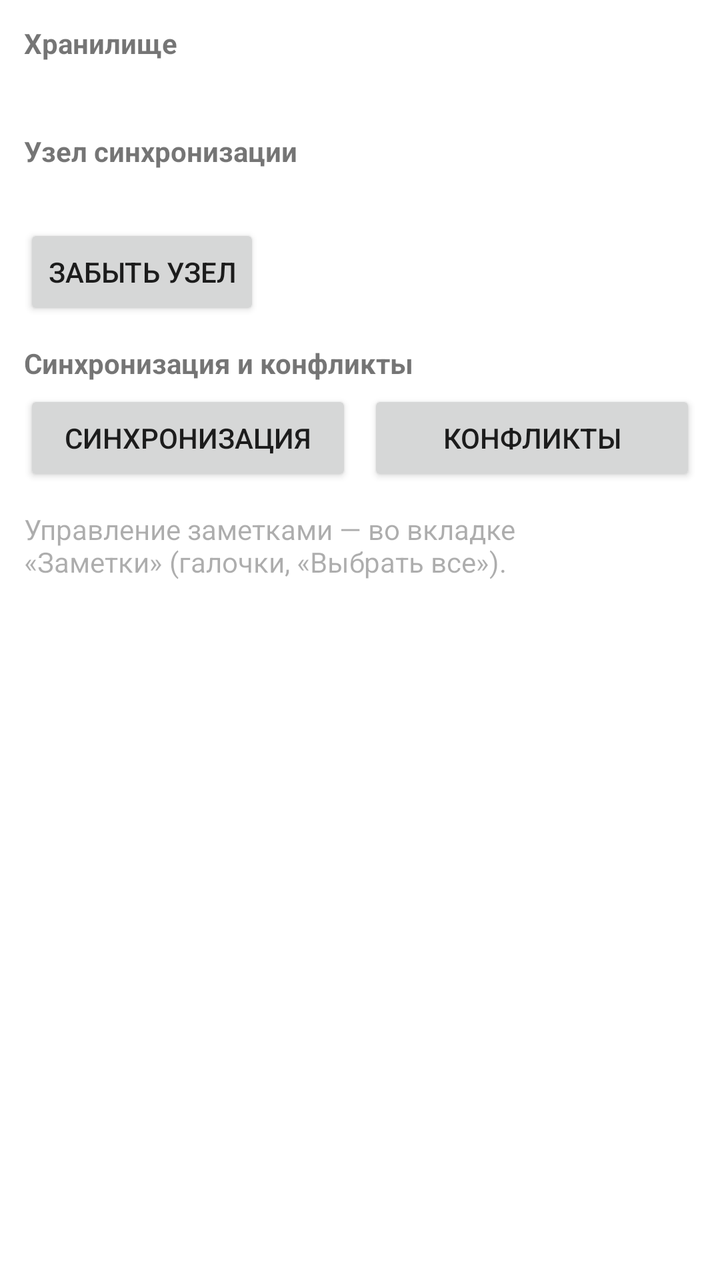
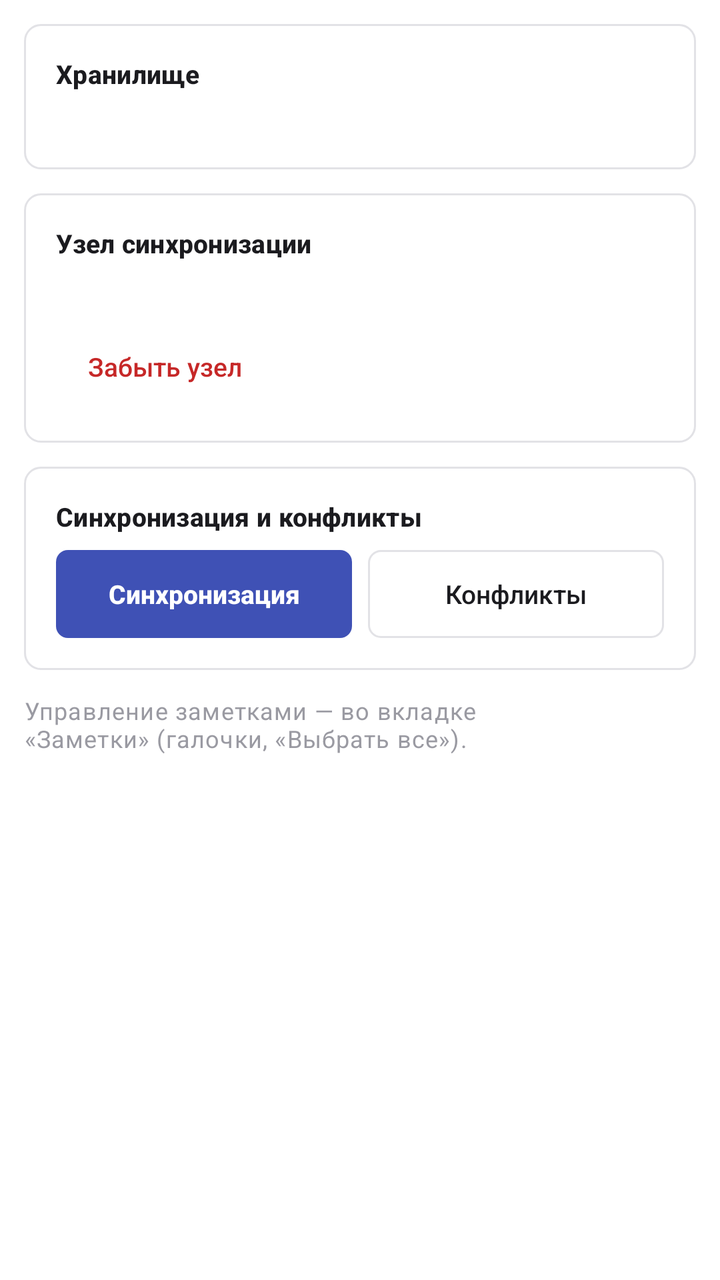

The first picture is an Android layout as it rendered before a commit; the second is the same layout after the commit. The layout source and the unified diff follow.
<!-- AndroidManifest.xml: application theme Theme.SyncNote -->
<!-- res/layout/fragment_settings.xml -->
<?xml version="1.0" encoding="utf-8"?>
<ScrollView xmlns:android="http://schemas.android.com/apk/res/android"
    android:layout_width="match_parent"
    android:layout_height="match_parent">

    <LinearLayout
        android:orientation="vertical"
        android:layout_width="match_parent"
        android:layout_height="wrap_content"
        android:padding="12dp">

        <TextView
            android:layout_width="wrap_content"
            android:layout_height="wrap_content"
            android:text="Хранилище"
            android:textStyle="bold" />

        <TextView
            android:id="@+id/storageInfo"
            android:layout_width="match_parent"
            android:layout_height="wrap_content"
            android:layout_marginTop="4dp" />

        <TextView
            android:layout_width="wrap_content"
            android:layout_height="wrap_content"
            android:layout_marginTop="12dp"
            android:text="Узел синхронизации"
            android:textStyle="bold" />

        <TextView
            android:id="@+id/nodeInfo"
            android:layout_width="match_parent"
            android:layout_height="wrap_content"
            android:layout_marginTop="4dp" />

        <Button
            android:id="@+id/forgetButton"
            android:layout_width="wrap_content"
            android:layout_height="wrap_content"
            android:layout_marginTop="4dp"
            android:text="Забыть узел" />

        <TextView
            android:layout_width="wrap_content"
            android:layout_height="wrap_content"
            android:layout_marginTop="12dp"
            android:text="Синхронизация и конфликты"
            android:textStyle="bold" />

        <LinearLayout
            android:orientation="horizontal"
            android:layout_width="match_parent"
            android:layout_height="wrap_content"
            android:layout_marginTop="4dp">

            <Button
                android:id="@+id/openSyncButton"
                android:layout_width="0dp"
                android:layout_weight="1"
                android:layout_height="wrap_content"
                android:text="Синхронизация" />

            <Button
                android:id="@+id/openConflictsButton"
                android:layout_width="0dp"
                android:layout_weight="1"
                android:layout_height="wrap_content"
                android:layout_marginStart="8dp"
                android:text="Конфликты" />
        </LinearLayout>

        <TextView
            android:layout_width="wrap_content"
            android:layout_height="wrap_content"
            android:layout_marginTop="12dp"
            android:text="Управление заметками — во вкладке «Заметки» (галочки, «Выбрать все»)."
            android:alpha="0.6" />
    </LinearLayout>
</ScrollView>
<!-- resources referenced by this layout -->
<resources>
  <!-- unchanged entries left out for length: 5 -->
</resources>

<!-- the commit's change to res/layout/fragment_settings.xml (unified diff, before → after) -->
@@ -9,72 +9,110 @@
         android:layout_height="wrap_content"
         android:padding="12dp">
 
-        <TextView
-            android:layout_width="wrap_content"
-            android:layout_height="wrap_content"
-            android:text="Хранилище"
-            android:textStyle="bold" />
-
-        <TextView
-            android:id="@+id/storageInfo"
+        
+        <LinearLayout
+            android:orientation="vertical"
             android:layout_width="match_parent"
             android:layout_height="wrap_content"
-            android:layout_marginTop="4dp" />
+            android:background="@drawable/bg_item_card"
+            android:padding="16dp"
+            android:layout_marginBottom="12dp">
 
-        <TextView
-            android:layout_width="wrap_content"
-            android:layout_height="wrap_content"
-            android:layout_marginTop="12dp"
-            android:text="Узел синхронизации"
-            android:textStyle="bold" />
+            <TextView
+                android:layout_width="wrap_content"
+                android:layout_height="wrap_content"
+                android:text="Хранилище"
+                android:textAppearance="@style/TextAppearance.SyncNote.SectionTitle" />
 
-        <TextView
-            android:id="@+id/nodeInfo"
+            <TextView
+                android:id="@+id/storageInfo"
+                android:layout_width="match_parent"
+                android:layout_height="wrap_content"
+                android:layout_marginTop="4dp"
+                android:textAppearance="@style/TextAppearance.SyncNote.Body"
+                android:textColor="@color/text_secondary" />
+        </LinearLayout>
+
+        
+        <LinearLayout
+            android:orientation="vertical"
             android:layout_width="match_parent"
             android:layout_height="wrap_content"
-            android:layout_marginTop="4dp" />
+            android:background="@drawable/bg_item_card"
+            android:padding="16dp"
+            android:layout_marginBottom="12dp">
 
-        <Button
-            android:id="@+id/forgetButton"
-            android:layout_width="wrap_content"
-            android:layout_height="wrap_content"
-            android:layout_marginTop="4dp"
-            android:text="Забыть узел" />
+            <TextView
+                android:layout_width="wrap_content"
+                android:layout_height="wrap_content"
+                android:text="Узел синхронизации"
+                android:textAppearance="@style/TextAppearance.SyncNote.SectionTitle" />
 
-        <TextView
-            android:layout_width="wrap_content"
-            android:layout_height="wrap_content"
-            android:layout_marginTop="12dp"
-            android:text="Синхронизация и конфликты"
-            android:textStyle="bold" />
+            <TextView
+                android:id="@+id/nodeInfo"
+                android:layout_width="match_parent"
+                android:layout_height="wrap_content"
+                android:layout_marginTop="4dp"
+                android:textAppearance="@style/TextAppearance.SyncNote.Body"
+                android:textColor="@color/text_secondary" />
 
+            <Button
+                android:id="@+id/forgetButton"
+                style="@style/Widget.SyncNote.Button.Danger"
+                android:layout_width="wrap_content"
+                android:layout_height="wrap_content"
+                android:layout_marginTop="8dp"
+                android:text="Забыть узел"
+                android:textAllCaps="false" />
+        </LinearLayout>
+
+        
         <LinearLayout
-            android:orientation="horizontal"
+            android:orientation="vertical"
             android:layout_width="match_parent"
             android:layout_height="wrap_content"
-            android:layout_marginTop="4dp">
+            android:background="@drawable/bg_item_card"
+            android:padding="16dp"
+            android:layout_marginBottom="12dp">
 
-            <Button
-                android:id="@+id/openSyncButton"
-                android:layout_width="0dp"
-                android:layout_weight="1"
+            <TextView
+                android:layout_width="wrap_content"
                 android:layout_height="wrap_content"
-                android:text="Синхронизация" />
+                android:text="Синхронизация и конфликты"
+                android:textAppearance="@style/TextAppearance.SyncNote.SectionTitle" />
 
-            <Button
-                android:id="@+id/openConflictsButton"
-                android:layout_width="0dp"
-                android:layout_weight="1"
+            <LinearLayout
+                android:orientation="horizontal"
+                android:layout_width="match_parent"
                 android:layout_height="wrap_content"
-                android:layout_marginStart="8dp"
-                android:text="Конфликты" />
+                android:layout_marginTop="8dp">
+
+                <Button
+                    android:id="@+id/openSyncButton"
+                    style="@style/Widget.SyncNote.Button.Primary"
+                    android:layout_width="0dp"
+                    android:layout_weight="1"
+                    android:layout_height="wrap_content"
+                    android:text="Синхронизация"
+                    android:textAllCaps="false" />
+
+                <Button
+                    android:id="@+id/openConflictsButton"
+                    style="@style/Widget.SyncNote.Button.Default"
+                    android:layout_width="0dp"
+                    android:layout_weight="1"
+                    android:layout_height="wrap_content"
+                    android:layout_marginStart="8dp"
+                    android:text="Конфликты"
+                    android:textAllCaps="false" />
+            </LinearLayout>
         </LinearLayout>
 
         <TextView
-            android:layout_width="wrap_content"
+            android:layout_width="match_parent"
             android:layout_height="wrap_content"
-            android:layout_marginTop="12dp"
             android:text="Управление заметками — во вкладке «Заметки» (галочки, «Выбрать все»)."
-            android:alpha="0.6" />
+            android:textAppearance="@style/TextAppearance.SyncNote.Caption"
+            android:textColor="@color/text_hint" />
     </LinearLayout>
 </ScrollView>
<!-- resource entries referenced after the edit -->
@@ -1,5 +1,108 @@
 <!-- resources referenced by this layout -->
 <resources>
+  <color name="text_hint">#9A9AA2</color>
+  <color name="text_secondary">#6A6A72</color>
+  <!-- drawable bg_item_card (drawable) -->
+  <?xml version="1.0" encoding="utf-8"?>
+  <shape xmlns:android="http://schemas.android.com/apk/res/android"
+      android:shape="rectangle">
+      <solid android:color="@color/bg_card" />
+      <stroke
+          android:width="1dp"
+          android:color="@color/border_line" />
+      <corners android:radius="8dp" />
+  </shape>
+  <style name="TextAppearance.SyncNote.Body" parent="TextAppearance.MaterialComponents.Body2">
+          <item name="android:textColor">@color/text_secondary</item>
+          <item name="android:textSize">14sp</item>
+      </style>
+  <style name="TextAppearance.SyncNote.Caption" parent="TextAppearance.MaterialComponents.Caption">
+          <item name="android:textColor">@color/text_hint</item>
+          <item name="android:textSize">12sp</item>
+      </style>
+  <style name="TextAppearance.SyncNote.SectionTitle" parent="TextAppearance.MaterialComponents.Subtitle2">
+          <item name="android:textColor">@color/text_primary</item>
+          <item name="android:textStyle">bold</item>
+          <item name="android:textSize">13sp</item>
+      </style>
+  <style name="Widget.SyncNote.Button.Danger" parent="">
+          <item name="android:background">@drawable/bg_button_danger</item>
+          <item name="android:textColor">@color/status_err_fg</item>
+          <item name="android:textSize">13sp</item>
+          <item name="android:stateListAnimator">@null</item>
+          <item name="android:minHeight">44dp</item>
+          <item name="android:paddingStart">16dp</item>
+          <item name="android:paddingEnd">16dp</item>
+      </style>
+  <style name="Widget.SyncNote.Button.Default" parent="">
+          <item name="android:background">@drawable/bg_button_default_selector</item>
+          <item name="android:textColor">@color/text_primary</item>
+          <item name="android:textSize">13sp</item>
+          <item name="android:stateListAnimator">@null</item>
+          <item name="android:minHeight">44dp</item>
+          <item name="android:paddingStart">16dp</item>
+          <item name="android:paddingEnd">16dp</item>
+      </style>
+  <style name="Widget.SyncNote.Button.Primary" parent="">
+          <item name="android:background">@drawable/bg_button_primary_selector</item>
+          <item name="android:textColor">@color/text_on_accent</item>
+          <item name="android:textSize">13sp</item>
+          <item name="android:textStyle">bold</item>
+          <item name="android:stateListAnimator">@null</item>
+          <item name="android:minHeight">44dp</item>
+          <item name="android:paddingStart">16dp</item>
+          <item name="android:paddingEnd">16dp</item>
+      </style>
+  <color name="bg_card">#FFFFFF</color>
+  <color name="border_line">#E2E2E6</color>
+  <color name="text_primary">#1B1B1F</color>
+  <!-- drawable bg_button_danger (drawable) -->
+  <?xml version="1.0" encoding="utf-8"?>
+  <shape xmlns:android="http://schemas.android.com/apk/res/android"
+      android:shape="rectangle">
+      <solid android:color="@android:color/transparent" />
+      <corners android:radius="6dp" />
+  </shape>
+  <color name="status_err_fg">#C62828</color>
+  <!-- drawable bg_button_default_selector (drawable) -->
+  <?xml version="1.0" encoding="utf-8"?>
+  <selector xmlns:android="http://schemas.android.com/apk/res/android">
+      <item android:state_pressed="true">
+          <shape android:shape="rectangle">
+              <solid android:color="@color/bg_hover" />
+              <stroke
+                  android:width="1dp"
+                  android:color="@color/border_line" />
+              <corners android:radius="6dp" />
+          </shape>
+      </item>
+      <item>
+          <shape android:shape="rectangle">
+              <solid android:color="@color/bg_card" />
+              <stroke
+                  android:width="1dp"
+                  android:color="@color/border_line" />
+              <corners android:radius="6dp" />
+          </shape>
+      </item>
+  </selector>
+  <!-- drawable bg_button_primary_selector (drawable) -->
+  <?xml version="1.0" encoding="utf-8"?>
+  <selector xmlns:android="http://schemas.android.com/apk/res/android">
+      <item android:state_pressed="true">
+          <shape android:shape="rectangle">
+              <solid android:color="@color/sync_accent_dark" />
+              <corners android:radius="6dp" />
+          </shape>
+      </item>
+      <item>
+          <shape android:shape="rectangle">
+              <solid android:color="@color/sync_accent" />
+              <corners android:radius="6dp" />
+          </shape>
+      </item>
+  </selector>
+  <color name="bg_hover">#F7F7F8</color>
   <!-- unchanged entries left out for length: 5 -->
 </resources>
 
